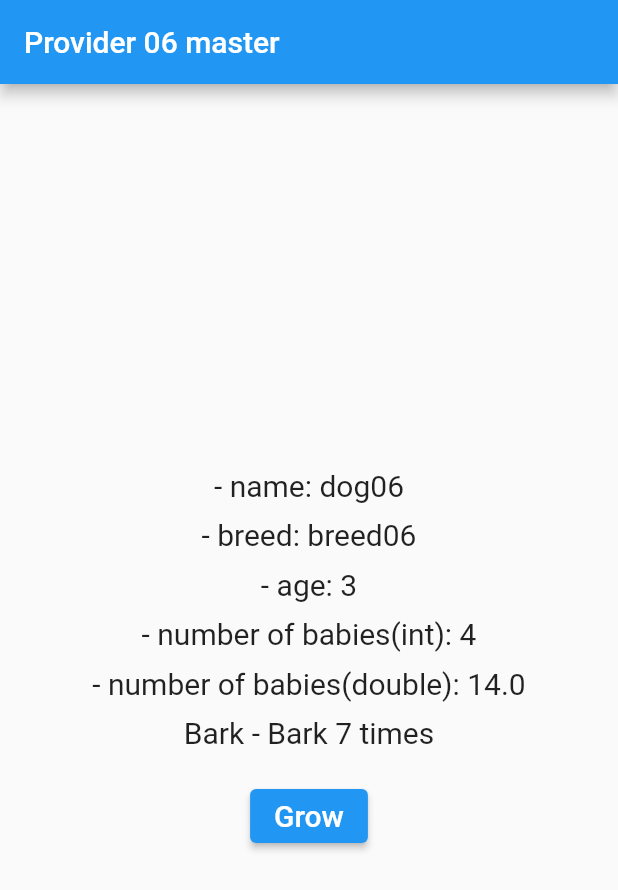
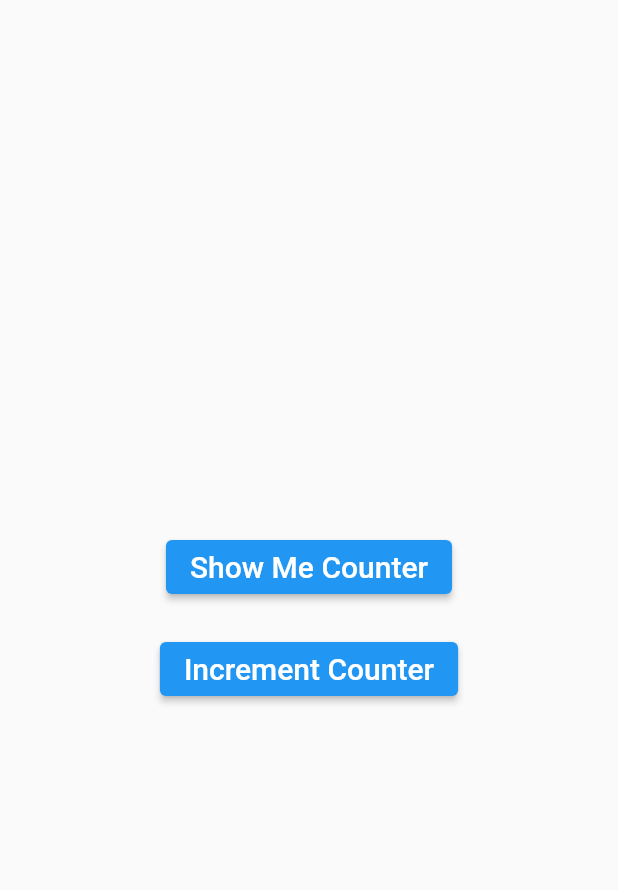
Before and after one commit to mike-bskim/provider_overview, a Flutter app: the screen it shows after launch, on a phone screen of 412 x 824 dp. Shown: the top 890 px of the screen. Run offline on Flutter 3.47's test engine with Material 2 defaults, Android fonts, the phone set to English and light mode, and no system bars.

Commit message:
19. Provider_Access_anonymous_route_error

```diff
--- a/lib/main.dart
+++ b/lib/main.dart
@@ -1,155 +1,71 @@
 import 'package:flutter/material.dart';
 import 'package:provider/provider.dart';
-import 'package:provider_overview/models/babies.dart';
 
-import 'models/dog.dart';
+import 'models/counter.dart';
+import 'show_me_counter.dart';
 
 void main() {
   runApp(const MyApp());
 }
-
-final Dog dog = Dog(name: 'dog06', breed: 'breed06', age: 3);
 
 class MyApp extends StatelessWidget {
   const MyApp({Key? key}) : super(key: key);
 
   @override
   Widget build(BuildContext context) {
-    return MultiProvider(
-      providers: [
-        ChangeNotifierProvider<Dog>(
-          create: (context) => dog,
-        ),
-        // 타입이 같다면 나중에 호출된 값이 화면에 출력된다.
-        // 타입이 다르면 타입에 맞게 출력됨.
-        FutureProvider<int>(
-          create: (context) {
-            final int dogAge = context.read<Dog>().age;
-            final babies = Babies(age: dogAge);
-            return babies.getBabies();
-          },
-          initialData: 0,
-        ),
-        FutureProvider<double>(
-          create: (context) {
-            final int dogAge = context.read<Dog>().age;
-            final babies = Babies(age: dogAge);
-            return babies.getBabies2();
-          },
-          initialData: 0,
-        ),
-        StreamProvider(
-          initialData: 'Bark 0 times',
-          create: (context) {
-            final int dogAge = context.read<Dog>().age;
-            final babies = Babies(age: dogAge + 10);
-            return babies.bark();
-          },
-        )
-      ],
-      child: MaterialApp(
-        title: 'Provider 06 master',
-        debugShowCheckedModeBanner: false,
-        theme: ThemeData(
-          primarySwatch: Colors.blue,
-        ),
-        home: const MyHomePage(),
+    return MaterialApp(
+      title: 'Anonymous Route',
+      debugShowCheckedModeBanner: false,
+      theme: ThemeData(
+        primarySwatch: Colors.blue,
+      ),
+      home: ChangeNotifierProvider<Counter>(
+        create: (context) => Counter(),
+        child: const MyHomePage(),
       ),
     );
   }
 }
 
-class MyHomePage extends StatefulWidget {
+class MyHomePage extends StatelessWidget {
   const MyHomePage({Key? key}) : super(key: key);
 
   @override
-  State<MyHomePage> createState() => _MyHomePageState();
-}
-
-class _MyHomePageState extends State<MyHomePage> {
-  @override
   Widget build(BuildContext context) {
-    debugPrint('_MyHomePageState >> build');
-
     return Scaffold(
-      appBar: AppBar(
-        title: const Text('Provider 06 master'),
-      ),
       body: Center(
         child: Column(
           mainAxisAlignment: MainAxisAlignment.center,
-          mainAxisSize: MainAxisSize.min,
           children: [
-            Text(
-              '- name: ${context.read<Dog>().name}',
-              style: const TextStyle(fontSize: 20.0),
+            ElevatedButton(
+              child: const Text(
+                'Show Me Counter',
+                style: TextStyle(fontSize: 20.0),
+              ),
+              onPressed: () {
+                Navigator.push(
+                  context,
+                  MaterialPageRoute(builder: (_) {
+                    // ChangeNotifierProvider.value 제거할것.
+                    // push 의 context 와 builder 의 context 충돌. builder 의 context 제거할것.
+                    return const ShowMeCounter();
+                  }),
+                );
+              },
             ),
-            const SizedBox(height: 10.0),
-            const BreedAndAge(),
+            const SizedBox(height: 20.0),
+            ElevatedButton(
+              child: const Text(
+                'Increment Counter',
+                style: TextStyle(fontSize: 20.0),
+              ),
+              onPressed: () {
+                context.read<Counter>().increment();
+              },
+            )
           ],
         ),
       ),
     );
   }
 }
-
-class BreedAndAge extends StatelessWidget {
-  const BreedAndAge({Key? key}) : super(key: key);
-
-  @override
-  Widget build(BuildContext context) {
-    debugPrint('BreedAndAge >> build');
-
-    return Column(
-      children: [
-        Text(
-          '- breed: ${context.select<Dog, String>((Dog dog) => dog.breed)}',
-          style: const TextStyle(fontSize: 20.0),
-        ),
-        const SizedBox(height: 10.0),
-        const Age(),
-      ],
-    );
-  }
-}
-
-class Age extends StatelessWidget {
-  const Age({Key? key}) : super(key: key);
-
-  @override
-  Widget build(BuildContext context) {
-    debugPrint('Age >> build');
-
-    return Column(
-      children: [
-        Text(
-          '- age: ${context.select<Dog, int>((Dog dog) => dog.age)}',
-          style: const TextStyle(fontSize: 20.0),
-        ),
-        const SizedBox(height: 10.0),
-        Text(
-          '- number of babies(int): ${context.watch<int>()}',
-          style: const TextStyle(fontSize: 20.0),
-        ),
-        const SizedBox(height: 10.0),
-        Text(
-          '- number of babies(double): ${context.watch<double>()}',
-          style: const TextStyle(fontSize: 20.0),
-        ),
-        const SizedBox(height: 10.0),
-        Text(
-          'Bark - ${context.watch<String>()}',
-          style: const TextStyle(fontSize: 20.0),
-        ),
-        const SizedBox(height: 20.0),
-        ElevatedButton(
-          onPressed: () => context.read<Dog>().grow(),
-          child: const Text(
-            'Grow',
-            style: TextStyle(fontSize: 20.0),
-          ),
-        ),
-      ],
-    );
-  }
-}
--- /dev/null
+++ b/lib/models/counter.dart
@@ -0,0 +1,10 @@
+import 'package:flutter/foundation.dart';
+
+class Counter with ChangeNotifier {
+  int counter = 0;
+
+  void increment() {
+    counter++;
+    notifyListeners();
+  }
+}
--- /dev/null
+++ b/lib/show_me_counter.dart
@@ -0,0 +1,23 @@
+import 'package:flutter/material.dart';
+import 'package:provider/provider.dart';
+
+import 'models/counter.dart';
+
+class ShowMeCounter extends StatelessWidget {
+  const ShowMeCounter({Key? key}) : super(key: key);
+
+  @override
+  Widget build(BuildContext context) {
+    return Scaffold(
+      appBar: AppBar(
+        title: const Text('Counter'),
+      ),
+      body: Center(
+        child: Text(
+          '${context.watch<Counter>().counter}',
+          style: const TextStyle(fontSize: 52.0),
+        ),
+      ),
+    );
+  }
+}
```
